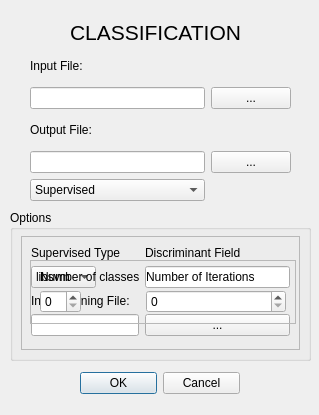
Qt form uis/ui_classification.ui (SENSUM-project/sensum_rs_qgis) before a commit.
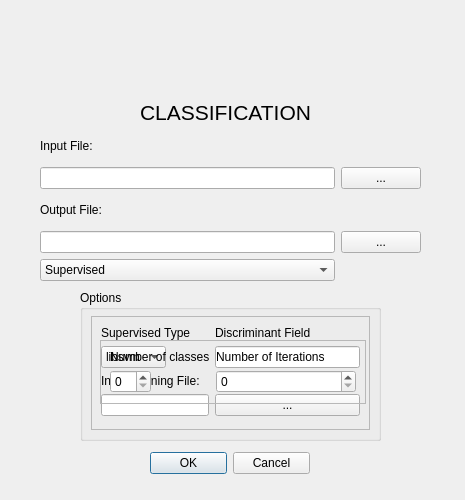
The same form after that commit. Icons and pictures are not drawn.

Commit message: Added Logos and new footprints version

The edit to the form file:
```diff
--- a/uis/ui_classification.ui
+++ b/uis/ui_classification.ui
@@ -6,20 +6,20 @@
    <rect>
     <x>0</x>
     <y>0</y>
-    <width>319</width>
-    <height>415</height>
+    <width>465</width>
+    <height>500</height>
    </rect>
   </property>
   <property name="minimumSize">
    <size>
-    <width>319</width>
-    <height>415</height>
+    <width>465</width>
+    <height>500</height>
    </size>
   </property>
   <property name="maximumSize">
    <size>
-    <width>319</width>
-    <height>415</height>
+    <width>465</width>
+    <height>500</height>
    </size>
   </property>
   <property name="windowTitle">
@@ -28,9 +28,9 @@
   <widget class="QWidget" name="widget" native="true">
    <property name="geometry">
     <rect>
-     <x>30</x>
-     <y>50</y>
-     <width>261</width>
+     <x>40</x>
+     <y>130</y>
+     <width>381</width>
      <height>151</height>
     </rect>
    </property>
@@ -88,8 +88,8 @@
   <widget class="QGroupBox" name="groupBox">
    <property name="geometry">
     <rect>
-     <x>10</x>
-     <y>210</y>
+     <x>80</x>
+     <y>290</y>
      <width>301</width>
      <height>151</height>
     </rect>
@@ -233,8 +233,8 @@
   <widget class="QDialogButtonBox" name="buttonBox">
    <property name="geometry">
     <rect>
-     <x>80</x>
-     <y>370</y>
+     <x>150</x>
+     <y>450</y>
      <width>160</width>
      <height>27</height>
     </rect>
@@ -249,8 +249,8 @@
   <widget class="QLabel" name="label_title">
    <property name="geometry">
     <rect>
-     <x>70</x>
-     <y>20</y>
+     <x>140</x>
+     <y>100</y>
      <width>201</width>
      <height>21</height>
     </rect>
@@ -259,6 +259,54 @@
     <string>&lt;html&gt;&lt;head/&gt;&lt;body&gt;&lt;p&gt;&lt;span style=&quot; font-size:16pt;&quot;&gt;CLASSIFICATION&lt;/span&gt;&lt;/p&gt;&lt;/body&gt;&lt;/html&gt;</string>
    </property>
   </widget>
+  <widget class="QLabel" name="logo_unipv">
+   <property name="geometry">
+    <rect>
+     <x>360</x>
+     <y>20</y>
+     <width>61</width>
+     <height>61</height>
+    </rect>
+   </property>
+   <property name="text">
+    <string/>
+   </property>
+   <property name="pixmap">
+    <pixmap>unipv.png</pixmap>
+   </property>
+  </widget>
+  <widget class="QLabel" name="logo_eucentre">
+   <property name="geometry">
+    <rect>
+     <x>160</x>
+     <y>30</y>
+     <width>181</width>
+     <height>41</height>
+    </rect>
+   </property>
+   <property name="text">
+    <string/>
+   </property>
+   <property name="pixmap">
+    <pixmap>eucentre.png</pixmap>
+   </property>
+  </widget>
+  <widget class="QLabel" name="logo_sensum">
+   <property name="geometry">
+    <rect>
+     <x>30</x>
+     <y>40</y>
+     <width>101</width>
+     <height>21</height>
+    </rect>
+   </property>
+   <property name="text">
+    <string/>
+   </property>
+   <property name="pixmap">
+    <pixmap>sensum.png</pixmap>
+   </property>
+  </widget>
  </widget>
  <resources/>
  <connections>
```
The commit also changes 32 other files.
